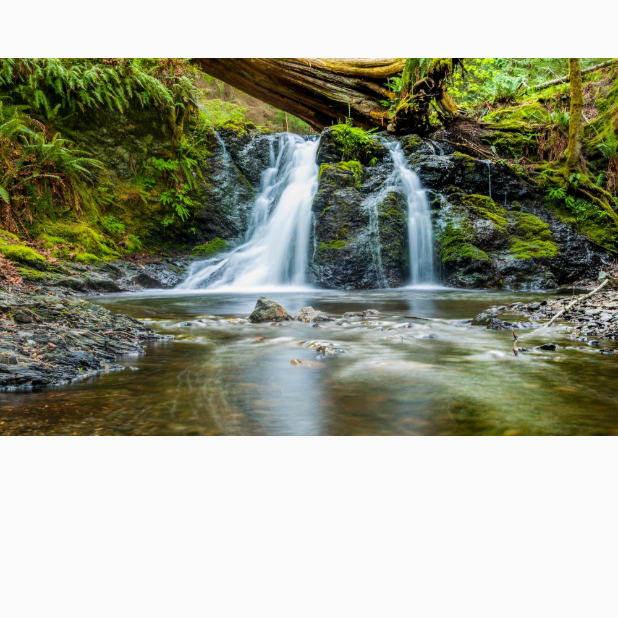
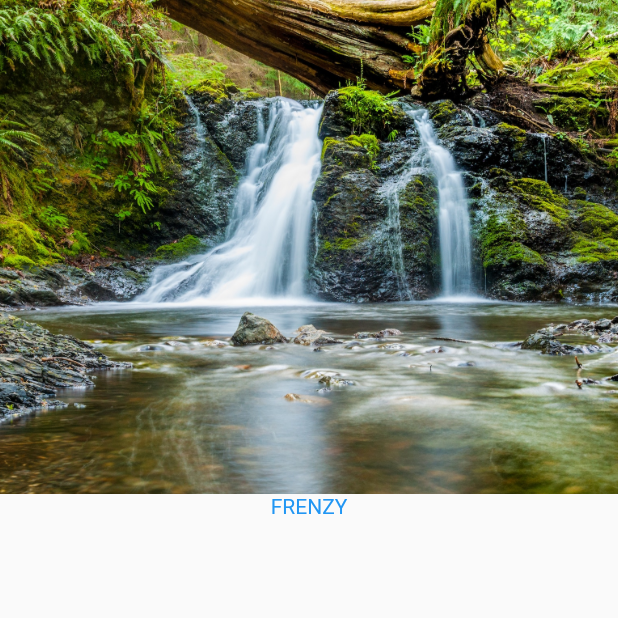
Before and after one commit to aximilli1212/flutter-googles, a Flutter app: the screen it shows after launch, on a phone screen of 412 x 824 dp, the top half of it. Run offline on Flutter 3.47's test engine with Material 2 defaults, Android fonts, the phone set to English and light mode, and no system bars; our stand-ins replace animated_text_kit, audioplayers, cloud_firestore, firebase_auth, flutter_spinkit, font_awesome_flutter and 3 more; accounts and stored records are empty.

Commit message:
add in primary color theme and Frenzy text at login

```diff
--- a/frenzy_social/lib/main.dart
+++ b/frenzy_social/lib/main.dart
@@ -10,7 +10,7 @@ class MyApp extends StatelessWidget {
     return MaterialApp(
       title: 'Frenzy Social',
       theme: ThemeData(
-        primarySwatch: Colors.blue,
+        primaryColor: Colors.blue,
       ),
       home: LoginScreen(),
     );
--- a/frenzy_social/lib/screens/login_screen.dart
+++ b/frenzy_social/lib/screens/login_screen.dart
@@ -18,7 +18,11 @@ class _LoginScreenState extends State<LoginScreen> {
                 height: MediaQuery.of(context).size.height / 2.5,
                 width: double.infinity,
                 image: AssetImage('assets/images/login_background.jpg'),
-              )
+                fit: BoxFit.cover,
+              ),
+              Text('FRENZY',  style: TextStyle(
+                color: Theme.of(context).primaryColor,
+              ),)
             ],
           ),
         ),
```
